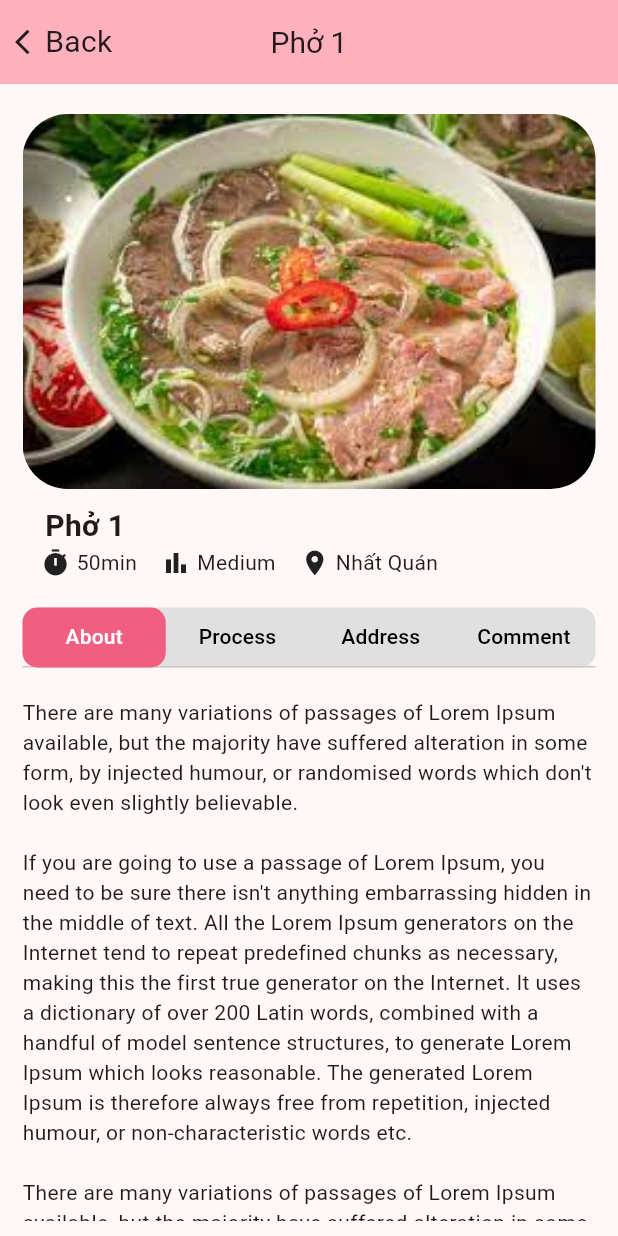
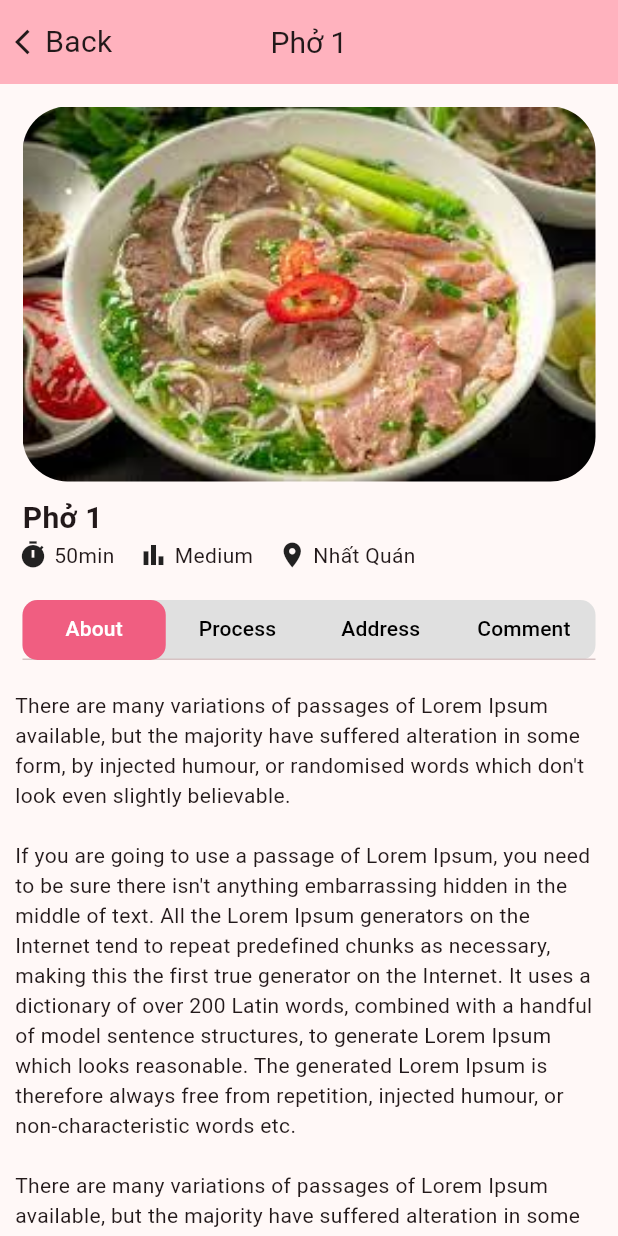
Before and after one commit to mrbogia2906/Vietasy, a Flutter app: the FoodDetailScreen screen opened directly with sample values from the repository, on a phone screen of 412 x 824 dp. Run offline on Flutter 3.47's test engine with Material 3 defaults, Android fonts, the phone set to English and light mode, and no system bars; our stand-ins replace carousel_slider, diacritic.

Commit message:
Update food_details_page.dart

```diff
--- a/lib/food_details_page.dart
+++ b/lib/food_details_page.dart
@@ -72,13 +72,13 @@
           ),
           title: Text(widget.food.name, style: const TextStyle(fontSize: 20)),
         ),
-        body: Padding(
-          padding:
-              const EdgeInsets.only(top: 20, left: 15, right: 15, bottom: 10),
-          child: Column(
-            children: [
-              Container(
+        body: CustomScrollView(
+          slivers: [
+            SliverToBoxAdapter(
+              child: Container(
+                margin: EdgeInsets.fromLTRB(15, 15, 15, 0),
                 height: 250,
+                width: 350,
                 decoration: BoxDecoration(
                   borderRadius: BorderRadius.circular(30),
                   image: DecorationImage(
@@ -87,7 +87,9 @@
                   ),
                 ),
               ),
-              Padding(
+            ), //1
+            SliverToBoxAdapter(
+              child: Padding(
                 padding: const EdgeInsets.only(left: 15, top: 10),
                 child: Row(
                   mainAxisAlignment: MainAxisAlignment.start,
@@ -100,7 +102,9 @@
                   ],
                 ),
               ),
-              Row(
+            ), //2
+            SliverToBoxAdapter(
+              child: Row(
                 mainAxisAlignment: MainAxisAlignment.start,
                 children: [
                   SizedBox(width: 12),
@@ -129,10 +133,14 @@
                   ),
                 ],
               ),
-              Padding(
-                padding: const EdgeInsets.only(top: 20, bottom: 20),
+            ), //3
+            SliverToBoxAdapter(
+              child: Padding(
+                padding: const EdgeInsets.only(
+                    top: 20, bottom: 20, left: 15, right: 15),
                 child: Container(
                   height: 40,
+                  width: 350,
                   decoration: BoxDecoration(
                     borderRadius: BorderRadius.circular(10),
                     color: Colors.grey.shade300,
@@ -160,40 +168,65 @@
                   ),
                 ),
               ),
-              Expanded(
+            ), //4
+            SliverFillRemaining(
               child: TabBarView(
                 children: [
                   // Tab About
                   SingleChildScrollView(
+                    physics: NeverScrollableScrollPhysics(),
+                    child: Padding(
+                      padding: EdgeInsets.fromLTRB(10, 0, 10, 0),
                       child: Column(
                         children: [
                           Text(
                               "There are many variations of passages of Lorem Ipsum available, but the majority have suffered alteration in some form, by injected humour, or randomised words which don't look even slightly believable. "
                               "\n\nIf you are going to use a passage of Lorem Ipsum, you need to be sure there isn't anything embarrassing hidden in the middle of text. All the Lorem Ipsum generators on the Internet tend to repeat predefined chunks as necessary, making this the first true generator on the Internet. It uses a dictionary of over 200 Latin words, combined with a handful of model sentence structures, to generate Lorem Ipsum which looks reasonable. The generated Lorem Ipsum is therefore always free from repetition, injected humour, or non-characteristic words etc."
-                              "\n\nThere are many variations of passages of Lorem Ipsum available, but the majority have suffered alteration in some form, by injected humour, or randomised words which don't look even slightly believable. If you are going to use a passage of Lorem Ipsum, you need to be sure there isn't anything embarrassing hidden in the middle of text. All the Lorem Ipsum generators on the Internet tend to repeat predefined chunks as necessary, making this the first true generator on the Internet. It uses a dictionary of over 200 Latin words, combined with a handful of model sentence structures, to generate Lorem Ipsum which looks reasonable. The generated Lorem Ipsum is therefore always free from repetition, injected humour, or non-characteristic words etc.")
+                              "\n\nThere are many variations of passages of Lorem Ipsum available, but the majority have suffered alteration in some form, by injected humour, or randomised words which don't look even slightly believable. If you are going to use a passage of Lorem Ipsum, you need to be sure there isn't anything embarrassing hidden in the middle of text. All the Lorem Ipsum generators on the Internet tend to repeat predefined chunks as necessary, making this the first true generator on the Internet. It uses a dictionary of over 200 Latin words, combined with a handful of model sentence structures, to generate Lorem Ipsum which looks reasonable. The generated Lorem Ipsum is therefore always free from repetition, injected humour, or non-characteristic words etc."),
                         ],
+                      ),
                     ),
                   ),
                   // Tab Process
                   SingleChildScrollView(
+                    physics: NeverScrollableScrollPhysics(),
+                    child: Padding(
+                      padding: EdgeInsets.fromLTRB(10, 0, 10, 0),
                       child: Column(
-                        children: [Text('Nhiều nguyên liệu vl')],
+                        children: [
+                          Text(
+                              "There are many variations of passages of Lorem Ipsum available, but the majority have suffered alteration in some form, by injected humour, or randomised words which don't look even slightly believable. "
+                              "\n\nIf you are going to use a passage of Lorem Ipsum, you need to be sure there isn't anything embarrassing hidden in the middle of text. All the Lorem Ipsum generators on the Internet tend to repeat predefined chunks as necessary, making this the first true generator on the Internet. It uses a dictionary of over 200 Latin words, combined with a handful of model sentence structures, to generate Lorem Ipsum which looks reasonable. The generated Lorem Ipsum is therefore always free from repetition, injected humour, or non-characteristic words etc."
+                              "\n\nThere are many variations of passages of Lorem Ipsum available, but the majority have suffered alteration in some form, by injected humour, or randomised words which don't look even slightly believable. If you are going to use a passage of Lorem Ipsum, you need to be sure there isn't anything embarrassing hidden in the middle of text. All the Lorem Ipsum generators on the Internet tend to repeat predefined chunks as necessary, making this the first true generator on the Internet. It uses a dictionary of over 200 Latin words, combined with a handful of model sentence structures, to generate Lorem Ipsum which looks reasonable. The generated Lorem Ipsum is therefore always free from repetition, injected humour, or non-characteristic words etc."),
+                        ],
+                      ),
                     ),
                   ),
                   // Tab Address
                   SingleChildScrollView(
+                    physics: NeverScrollableScrollPhysics(),
+                    child: Padding(
+                      padding: EdgeInsets.fromLTRB(10, 0, 10, 0),
                       child: Column(
-                        children: [Text('Cách làm khó vl')],
+                        children: [
+                          Text(
+                              "There are many variations of passages of Lorem Ipsum available, but the majority have suffered alteration in some form, by injected humour, or randomised words which don't look even slightly believable. "
+                              "\n\nIf you are going to use a passage of Lorem Ipsum, you need to be sure there isn't anything embarrassing hidden in the middle of text. All the Lorem Ipsum generators on the Internet tend to repeat predefined chunks as necessary, making this the first true generator on the Internet. It uses a dictionary of over 200 Latin words, combined with a handful of model sentence structures, to generate Lorem Ipsum which looks reasonable. The generated Lorem Ipsum is therefore always free from repetition, injected humour, or non-characteristic words etc."
+                              "\n\nThere are many variations of passages of Lorem Ipsum available, but the majority have suffered alteration in some form, by injected humour, or randomised words which don't look even slightly believable. If you are going to use a passage of Lorem Ipsum, you need to be sure there isn't anything embarrassing hidden in the middle of text. All the Lorem Ipsum generators on the Internet tend to repeat predefined chunks as necessary, making this the first true generator on the Internet. It uses a dictionary of over 200 Latin words, combined with a handful of model sentence structures, to generate Lorem Ipsum which looks reasonable. The generated Lorem Ipsum is therefore always free from repetition, injected humour, or non-characteristic words etc."),
+                        ],
+                      ),
                     ),
                   ),
                   // Tab Comment
-                    Stack(
+                  Column(
+                    children: [
+                      Expanded(
+                        child: Stack(
                           children: [
                             Padding(
-                          padding: EdgeInsets.only(bottom: 60),
-                          // Đặt padding cho nội dung
+                              padding: EdgeInsets.only(bottom: 60, left: 15),
                               child: ListView.builder(
-                              itemCount: 8, // Số lượng comments là giả định
+                                  itemCount: 8,
                                   itemBuilder: (context, index) {
                                     return buildWidgetComment(
                                       comments[index].avatarUrl,
@@ -203,8 +236,8 @@
                                   }),
                             ),
                             Positioned(
-                          bottom: 0,
-                          left: 0,
+                              bottom: 5,
+                              left: 15,
                               right: 0,
                               child: Row(
                                 children: [
@@ -216,12 +249,14 @@
                                           filled: true,
                                           fillColor: Colors.grey.shade200,
                                           hintText: 'Write comment',
-                                      hintStyle: const TextStyle(fontSize: 14),
+                                          hintStyle:
+                                              const TextStyle(fontSize: 14),
                                           contentPadding:
                                               const EdgeInsets.symmetric(
                                                   horizontal: 10),
                                           border: OutlineInputBorder(
-                                        borderRadius: BorderRadius.circular(10),
+                                            borderRadius:
+                                                BorderRadius.circular(10),
                                             borderSide: BorderSide.none,
                                           )),
                                     ),
@@ -235,11 +270,13 @@
                             ),
                           ],
                         ),
+                      ),
+                    ],
+                  ),
                 ],
               ),
             ),
           ],
-          ),
         ),
       ),
     );
@@ -247,6 +284,8 @@
 
   Widget buildWidgetComment(String avatarUrl, String username, String comment) {
     return Container(
+      width: 300,
+      height: 60,
       margin: EdgeInsets.only(bottom: 19),
       child: Row(
         children: [
```
Lines whose indentation alone changed are shown as unchanged.
